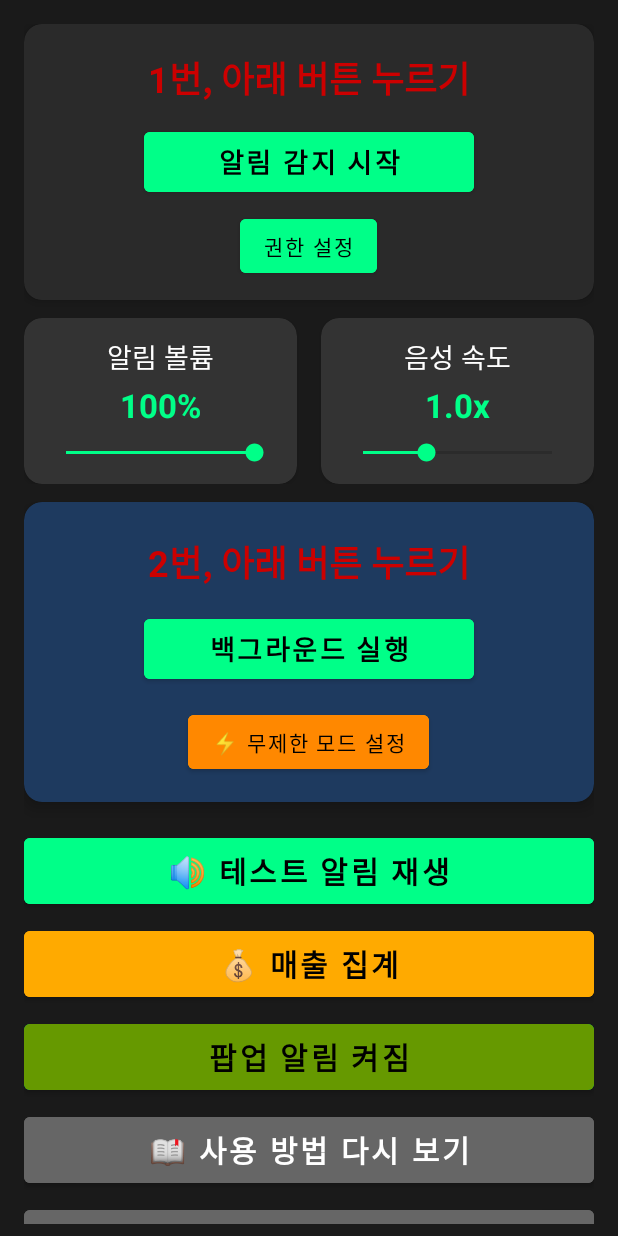
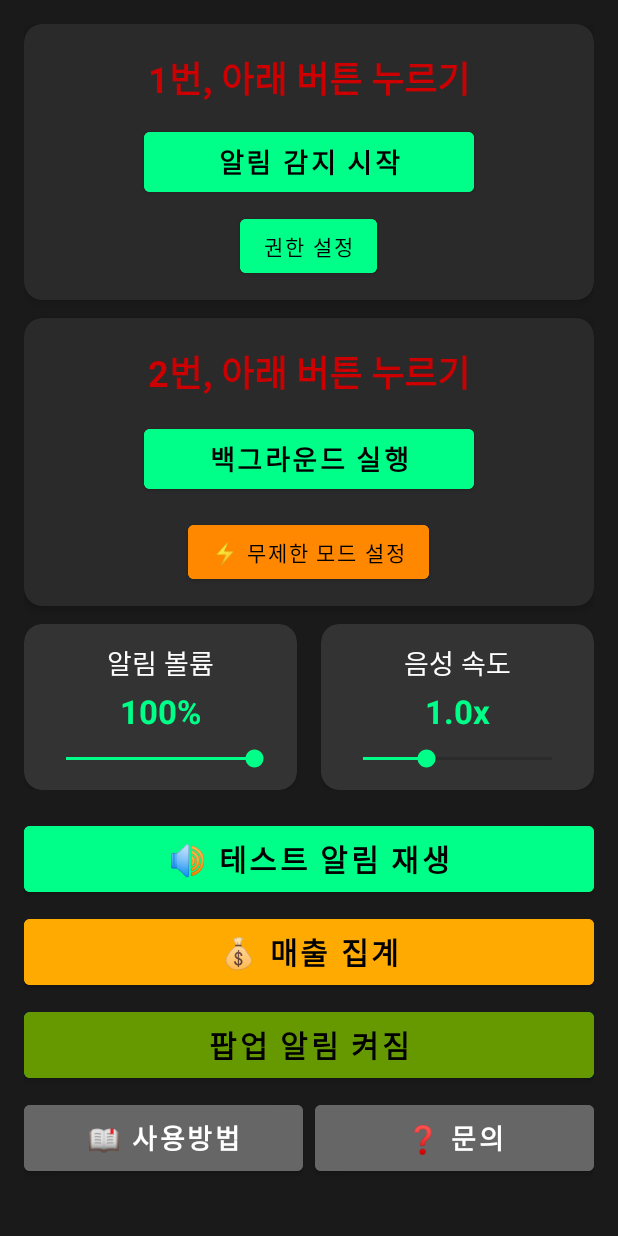
Before and after one commit to JIsseokOh/bankvoicealert-privacy, an Android app: the screen it shows after launch (MainActivity), on a phone screen of 412 x 824 dp. Run offline under Robolectric (Android 15) with nearby library versions, the light colour scheme and no system bars; our stand-ins replace AdMob; 4 statements that could not run were skipped.

Commit message:
Bump version to v1.3.44 (versionCode 75)
- Unify card background colors for service and background sections
- Move volume/speed controls below background card
- Combine help and support buttons in a single row with shorter labels

```diff
--- a/app/build.gradle
+++ b/app/build.gradle
@@ -11,8 +11,8 @@ android {
         applicationId "com.family.bankvoicealert"
         minSdk 21
         targetSdk 35
-        versionCode 74
-        versionName "1.3.43"
+        versionCode 75
+        versionName "1.3.44"
 
         testInstrumentationRunner "androidx.test.runner.AndroidJUnitRunner"
     }
--- a/app/src/main/res/layout/activity_main.xml
+++ b/app/src/main/res/layout/activity_main.xml
@@ -66,6 +66,56 @@
                 android:layout_marginTop="6dp"
                 android:backgroundTint="#00ff88"
                 android:textColor="#000000"/>
+        </LinearLayout>
+    </androidx.cardview.widget.CardView>
+
+    <!-- 백그라운드 실행 설정 -->
+    <androidx.cardview.widget.CardView
+        android:layout_width="match_parent"
+        android:layout_height="wrap_content"
+        android:layout_marginBottom="12dp"
+        app:cardBackgroundColor="#2a2a2a"
+        app:cardCornerRadius="12dp"
+        app:cardElevation="4dp">
+
+        <LinearLayout
+            android:layout_width="match_parent"
+            android:layout_height="wrap_content"
+            android:orientation="vertical"
+            android:padding="12dp">
+
+            <TextView
+                android:id="@+id/backgroundText"
+                android:layout_width="match_parent"
+                android:layout_height="wrap_content"
+                android:text="2번, 아래 버튼 누르기"
+                android:textColor="#ff0000"
+                android:textSize="24sp"
+                android:textStyle="bold"
+                android:gravity="center"
+                android:padding="6dp"/>
+
+            <Button
+                android:id="@+id/backgroundToggleButton"
+                android:layout_width="220dp"
+                android:layout_height="52dp"
+                android:text="백그라운드 실행"
+                android:textSize="18sp"
+                android:textStyle="bold"
+                android:textColor="#000000"
+                android:backgroundTint="#00ff88"
+                android:layout_gravity="center"
+                android:layout_marginTop="8dp"/>
+
+            <Button
+                android:id="@+id/batteryOptimizationButton"
+                android:layout_width="wrap_content"
+                android:layout_height="wrap_content"
+                android:text="⚡ 무제한 모드 설정"
+                android:textColor="#000000"
+                android:backgroundTint="#ffaa00"
+                android:layout_gravity="center"
+                android:layout_marginTop="12dp"/>
         </LinearLayout>
     </androidx.cardview.widget.CardView>
 
@@ -171,58 +221,6 @@
         </androidx.cardview.widget.CardView>
     </LinearLayout>
 
-    <!-- 백그라운드 실행 설정 -->
-    <androidx.cardview.widget.CardView
-        android:layout_width="match_parent"
-        android:layout_height="wrap_content"
-        android:layout_marginBottom="12dp"
-        app:cardBackgroundColor="#1e3a5f"
-        app:cardCornerRadius="12dp"
-        app:cardElevation="6dp"
-        app:strokeColor="#00ff88"
-        app:strokeWidth="2dp">
-
-        <LinearLayout
-            android:layout_width="match_parent"
-            android:layout_height="wrap_content"
-            android:orientation="vertical"
-            android:padding="16dp">
-
-            <TextView
-                android:id="@+id/backgroundText"
-                android:layout_width="match_parent"
-                android:layout_height="wrap_content"
-                android:text="2번, 아래 버튼 누르기"
-                android:textColor="#ff0000"
-                android:textSize="24sp"
-                android:textStyle="bold"
-                android:gravity="center"
-                android:padding="6dp"/>
-
-            <Button
-                android:id="@+id/backgroundToggleButton"
-                android:layout_width="220dp"
-                android:layout_height="52dp"
-                android:text="백그라운드 실행"
-                android:textSize="18sp"
-                android:textStyle="bold"
-                android:textColor="#000000"
-                android:backgroundTint="#00ff88"
-                android:layout_gravity="center"
-                android:layout_marginTop="8dp"/>
-
-            <Button
-                android:id="@+id/batteryOptimizationButton"
-                android:layout_width="wrap_content"
-                android:layout_height="wrap_content"
-                android:text="⚡ 무제한 모드 설정"
-                android:textColor="#000000"
-                android:backgroundTint="#ffaa00"
-                android:layout_gravity="center"
-                android:layout_marginTop="12dp"/>
-        </LinearLayout>
-    </androidx.cardview.widget.CardView>
-
     <!-- 테스트 버튼 -->
     <Button
         android:id="@+id/testButton"
@@ -259,31 +257,37 @@
         android:textColor="#000000"
         android:layout_marginTop="6dp"/>
 
-    <!-- 도움말 버튼 -->
+    <!-- 사용방법 + 문의 (가로 배치) -->
+    <LinearLayout
+        android:layout_width="match_parent"
+        android:layout_height="wrap_content"
+        android:orientation="horizontal"
+        android:layout_marginTop="6dp">
+
         <Button
             android:id="@+id/helpButton"
-        android:layout_width="match_parent"
+            android:layout_width="0dp"
             android:layout_height="56dp"
-        android:text="📖 사용 방법 다시 보기"
-        android:textSize="20sp"
+            android:layout_weight="1"
+            android:layout_marginEnd="4dp"
+            android:text="📖 사용방법"
+            android:textSize="18sp"
             android:textStyle="bold"
             android:backgroundTint="#666666"
-        android:textColor="#ffffff"
-        android:layout_marginTop="6dp"/>
+            android:textColor="#ffffff"/>
 
-    <!-- 문의 버튼 -->
         <Button
             android:id="@+id/supportButton"
-        android:layout_width="match_parent"
+            android:layout_width="0dp"
             android:layout_height="56dp"
-        android:text="❓ 오류 제보 및 문의"
-        android:textSize="20sp"
+            android:layout_weight="1"
+            android:layout_marginStart="4dp"
+            android:text="❓ 문의"
+            android:textSize="18sp"
             android:textStyle="bold"
             android:backgroundTint="#666666"
-        android:textColor="#ffffff"
-        android:layout_marginTop="6dp"/>
-
-
+            android:textColor="#ffffff"/>
+    </LinearLayout>
 
 </LinearLayout>
 </ScrollView>
```
Lines whose indentation alone changed are shown as unchanged.
